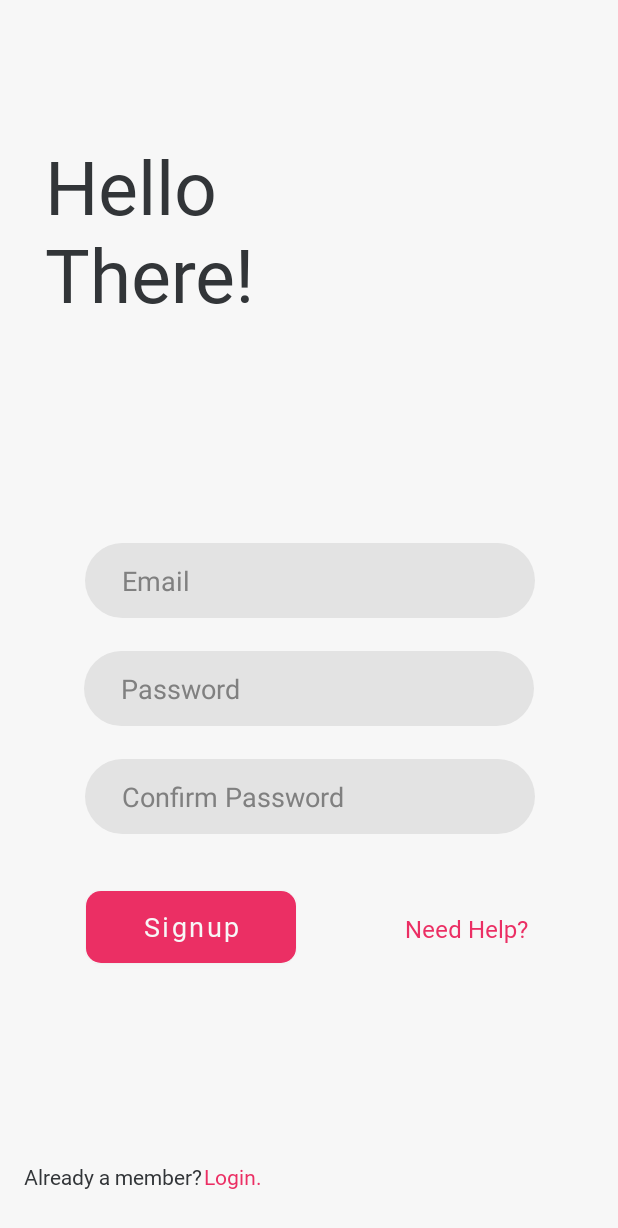
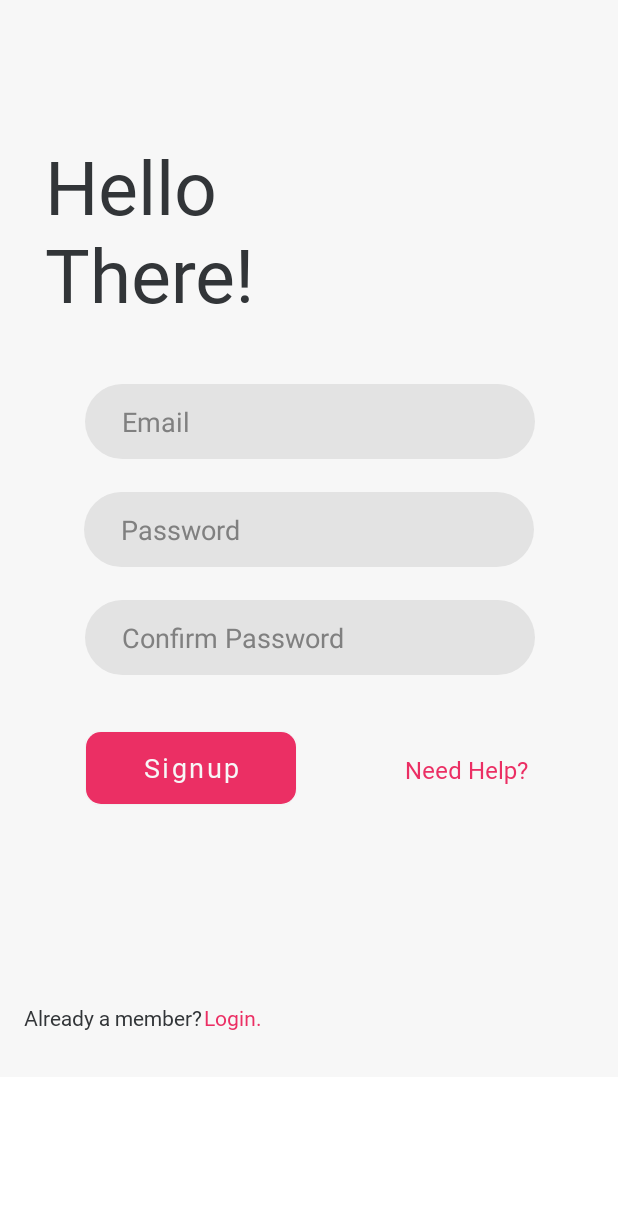
Before and after one commit to Siddhant043/ProperPrep, an Android app: the RegisterActivity screen opened directly, with no data from a screen before it, on a phone screen of 412 x 824 dp. Shown: the top 1228 px of the screen. Run offline under Robolectric (Android 15) with nearby library versions, the phone set to English and light mode, and no system bars; our stand-ins replace Firebase (no records; nobody signed in at launch, a user with empty details on screens opened directly).

Commit message:
Registration working modified.

```diff
--- a/app/src/main/java/com/example/properprepapp/LoginActivity.java
+++ b/app/src/main/java/com/example/properprepapp/LoginActivity.java
@@ -50,7 +50,6 @@ public class LoginActivity extends AppCompatActivity {
                     @Override
                     public void onSuccess(AuthResult authResult) {
                         Toast.makeText(LoginActivity.this, "Login Successful!", Toast.LENGTH_SHORT).show();
-                        finish();
                         startActivity(new Intent(LoginActivity.this, MainActivity.class));
                     }
                 }).addOnFailureListener(new OnFailureListener() {
--- a/app/src/main/res/layout/activity_register.xml
+++ b/app/src/main/res/layout/activity_register.xml
@@ -1,11 +1,15 @@
 <?xml version="1.0" encoding="utf-8"?>
-<androidx.constraintlayout.widget.ConstraintLayout xmlns:android="http://schemas.android.com/apk/res/android"
+<ScrollView xmlns:android="http://schemas.android.com/apk/res/android"
     xmlns:app="http://schemas.android.com/apk/res-auto"
     xmlns:tools="http://schemas.android.com/tools"
     android:layout_width="match_parent"
     android:layout_height="match_parent"
+    tools:context=".RegisterActivity">
+<androidx.constraintlayout.widget.ConstraintLayout
+    android:layout_width="match_parent"
+    android:layout_height="match_parent"
     android:background="@color/primary_white"
-    tools:context=".RegisterActivity">
+    >
 
   ]
 
@@ -160,3 +164,4 @@
         app:layout_constraintStart_toStartOf="parent" />
 
 </androidx.constraintlayout.widget.ConstraintLayout>
+</ScrollView>
```
Also changed, not shown: app/src/main/java/com/example/properprepapp/RegisterActivity.java (+9 -10 lines).
